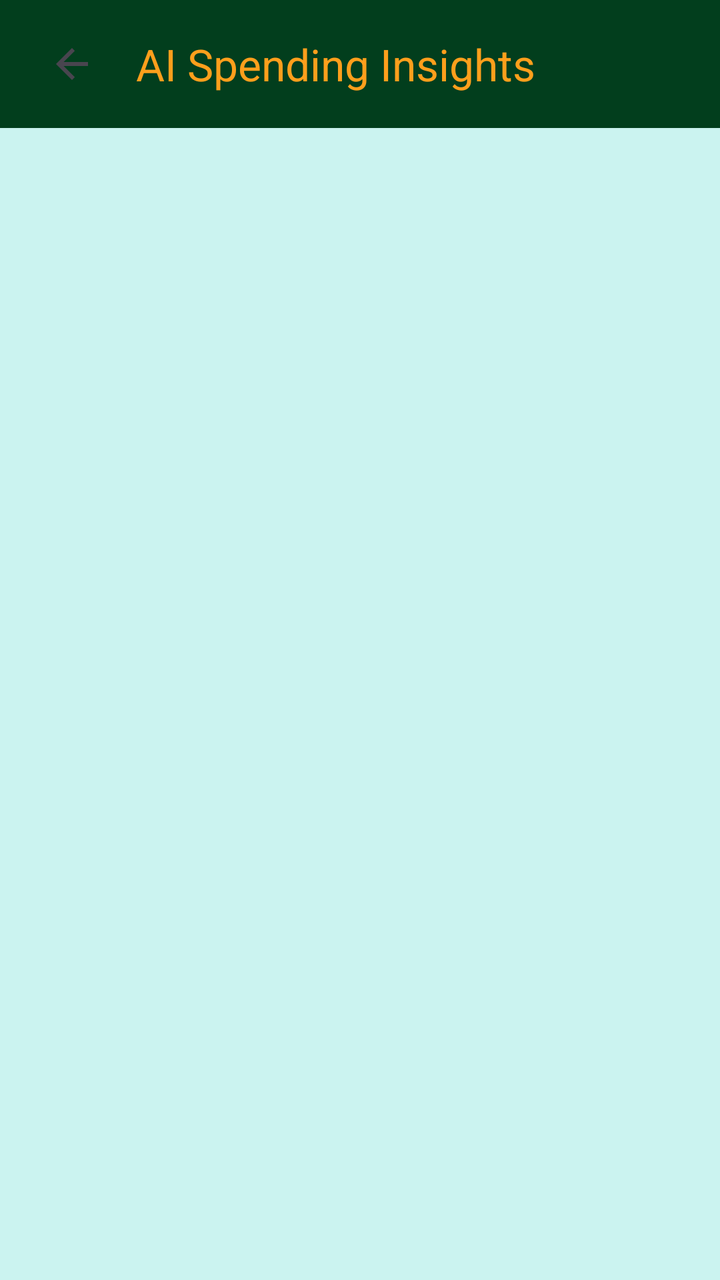
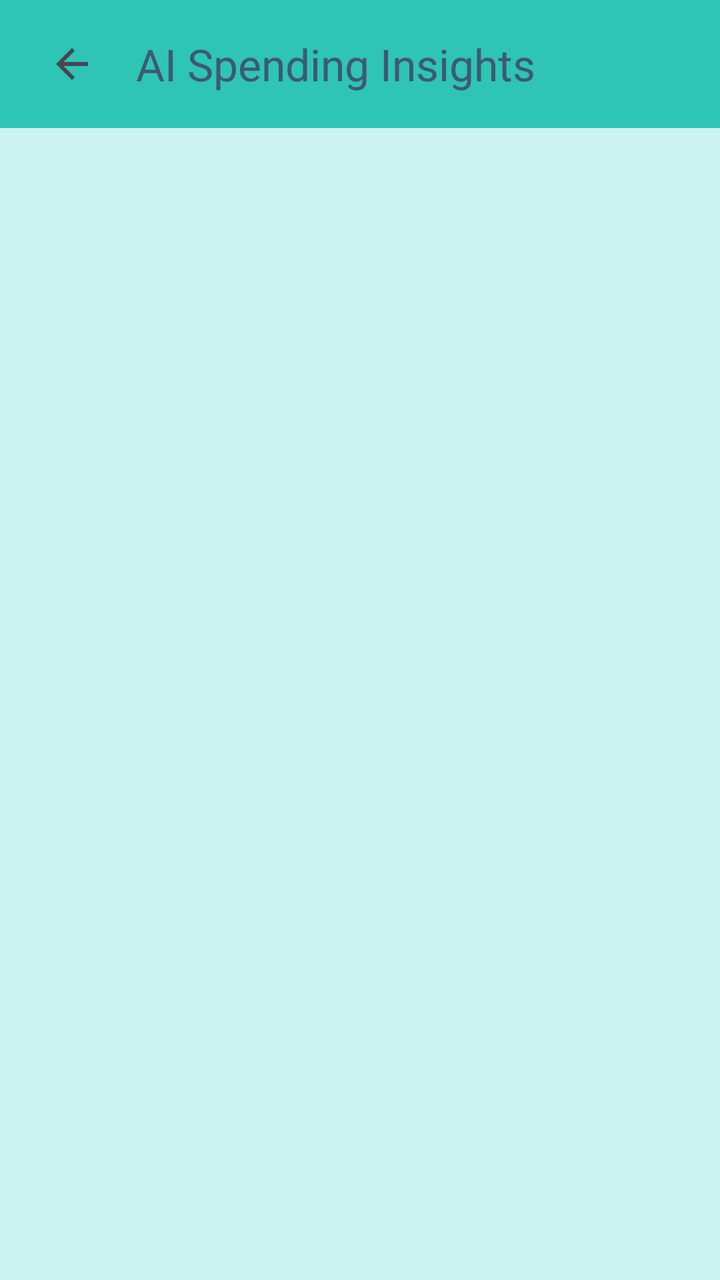

Before-and-after screenshots of an Android layout around one commit, followed by the original layout XML and the change that was made.
<!-- AndroidManifest.xml: activity theme Theme.Pulserds_PROG7313 -->
<!-- res/layout/activity_spending_insight.xml -->
<?xml version="1.0" encoding="utf-8"?>
<LinearLayout xmlns:android="http://schemas.android.com/apk/res/android"
    xmlns:app="http://schemas.android.com/apk/res-auto"
    android:layout_width="match_parent"
    android:layout_height="match_parent"
    android:orientation="vertical"
    android:background="@color/backgroundGreen">

    
    <androidx.appcompat.widget.Toolbar
        android:id="@+id/toolbar"
        android:layout_width="match_parent"
        android:layout_height="?attr/actionBarSize"
        android:background="@color/very_darkGreen"
        android:paddingHorizontal="8dp"
        app:navigationIcon="?attr/homeAsUpIndicator"
        app:navigationIconTint="@color/backgroundOrange"
        app:navigationContentDescription="Back to Analytics"
        app:title="AI Spending Insights"
        app:titleTextColor="@color/backgroundOrange" />

    
    <ProgressBar
        android:id="@+id/aiLoadingSpinner"
        style="?android:attr/progressBarStyleLarge"
        android:layout_width="wrap_content"
        android:layout_height="wrap_content"
        android:layout_gravity="center_horizontal"
        android:layout_marginTop="120dp"
        android:indeterminateTint="@color/very_darkGreen"
        android:visibility="gone" />

    
    <ScrollView
        android:id="@+id/insightScrollView"
        android:layout_width="match_parent"
        android:layout_height="0dp"
        android:layout_weight="1"
        android:visibility="gone">

        <LinearLayout
            android:layout_width="match_parent"
            android:layout_height="wrap_content"
            android:orientation="vertical"
            android:padding="16dp">

            
            <com.google.android.material.card.MaterialCardView
                android:layout_width="match_parent"
                android:layout_height="wrap_content"
                android:layout_marginBottom="12dp"
                app:cardBackgroundColor="@color/backgroundOrange"
                app:cardCornerRadius="16dp"
                app:cardElevation="4dp">

                <LinearLayout
                    android:layout_width="match_parent"
                    android:layout_height="wrap_content"
                    android:orientation="vertical"
                    android:padding="20dp">

                    <TextView
                        android:layout_width="wrap_content"
                        android:layout_height="wrap_content"
                        android:layout_marginBottom="8dp"
                        android:letterSpacing="0.08"
                        android:text="📊 OVERVIEW"
                        android:textColor="@color/very_darkGreen"
                        android:textSize="11sp"
                        android:textStyle="bold" />

                    <TextView
                        android:id="@+id/txtSummary"
                        android:layout_width="match_parent"
                        android:layout_height="wrap_content"
                        android:lineSpacingMultiplier="1.4"
                        android:textColor="@color/very_darkGreen"
                        android:textSize="15sp" />

                </LinearLayout>
            </com.google.android.material.card.MaterialCardView>

            
            <com.google.android.material.card.MaterialCardView
                android:layout_width="match_parent"
                android:layout_height="wrap_content"
                android:layout_marginBottom="12dp"
                app:cardBackgroundColor="@color/backgroundOrange"
                app:cardCornerRadius="16dp"
                app:cardElevation="4dp"
                app:strokeColor="#CC3333"
                app:strokeWidth="2dp">

                <LinearLayout
                    android:layout_width="match_parent"
                    android:layout_height="wrap_content"
                    android:orientation="vertical"
                    android:padding="20dp">

                    <TextView
                        android:layout_width="wrap_content"
                        android:layout_height="wrap_content"
                        android:layout_marginBottom="8dp"
                        android:letterSpacing="0.12"
                        android:text="⚠️ TOP RISK"
                        android:textColor="#CC3333"
                        android:textSize="11sp"
                        android:textStyle="bold" />

                    <TextView
                        android:id="@+id/txtTopRisk"
                        android:layout_width="match_parent"
                        android:layout_height="wrap_content"
                        android:lineSpacingMultiplier="1.4"
                        android:textColor="@color/very_darkGreen"
                        android:textSize="14sp" />

                </LinearLayout>
            </com.google.android.material.card.MaterialCardView>

            
            <com.google.android.material.card.MaterialCardView
                android:layout_width="match_parent"
                android:layout_height="wrap_content"
                android:layout_marginBottom="12dp"
                app:cardBackgroundColor="@color/backgroundOrange"
                app:cardCornerRadius="16dp"
                app:cardElevation="4dp">

                <LinearLayout
                    android:layout_width="match_parent"
                    android:layout_height="wrap_content"
                    android:orientation="vertical"
                    android:padding="20dp">

                    <TextView
                        android:layout_width="wrap_content"
                        android:layout_height="wrap_content"
                        android:layout_marginBottom="12dp"
                        android:letterSpacing="0.08"
                        android:text="🔴 OVERSPENDING WARNINGS"
                        android:textColor="@color/very_darkGreen"
                        android:textSize="11sp"
                        android:textStyle="bold" />

                    <TextView
                        android:id="@+id/txtWarnings"
                        android:layout_width="match_parent"
                        android:layout_height="wrap_content"
                        android:lineSpacingMultiplier="1.6"
                        android:textColor="@color/very_darkGreen"
                        android:textSize="14sp" />

                </LinearLayout>
            </com.google.android.material.card.MaterialCardView>

            
            <com.google.android.material.card.MaterialCardView
                android:layout_width="match_parent"
                android:layout_height="wrap_content"
                android:layout_marginBottom="12dp"
                app:cardBackgroundColor="@color/backgroundOrange"
                app:cardCornerRadius="16dp"
                app:cardElevation="4dp">

                <LinearLayout
                    android:layout_width="match_parent"
                    android:layout_height="wrap_content"
                    android:orientation="vertical"
                    android:padding="20dp">

                    <TextView
                        android:layout_width="wrap_content"
                        android:layout_height="wrap_content"
                        android:layout_marginBottom="12dp"
                        android:letterSpacing="0.08"
                        android:text="💡 BUDGET SUGGESTIONS"
                        android:textColor="@color/very_darkGreen"
                        android:textSize="11sp"
                        android:textStyle="bold" />

                    <TextView
                        android:id="@+id/txtSuggestions"
                        android:layout_width="match_parent"
                        android:layout_height="wrap_content"
                        android:lineSpacingMultiplier="1.6"
                        android:textColor="@color/very_darkGreen"
                        android:textSize="14sp" />

                </LinearLayout>
            </com.google.android.material.card.MaterialCardView>

            
            <com.google.android.material.card.MaterialCardView
                android:layout_width="match_parent"
                android:layout_height="wrap_content"
                android:layout_marginBottom="24dp"
                app:cardBackgroundColor="@color/very_darkGreen"
                app:cardCornerRadius="16dp"
                app:cardElevation="4dp">

                <LinearLayout
                    android:layout_width="match_parent"
                    android:layout_height="wrap_content"
                    android:orientation="vertical"
                    android:padding="20dp">

                    <TextView
                        android:layout_width="wrap_content"
                        android:layout_height="wrap_content"
                        android:layout_marginBottom="8dp"
                        android:letterSpacing="0.08"
                        android:text="🏦 SAVINGS GOAL ADVICE"
                        android:textColor="@color/darkerGreen"
                        android:textSize="11sp"
                        android:textStyle="bold" />

                    <TextView
                        android:id="@+id/txtSavingsAdvice"
                        android:layout_width="match_parent"
                        android:layout_height="wrap_content"
                        android:lineSpacingMultiplier="1.4"
                        android:textColor="@color/backgroundOrange"
                        android:textSize="14sp" />

                </LinearLayout>
            </com.google.android.material.card.MaterialCardView>

        </LinearLayout>
    </ScrollView>

</LinearLayout>
<!-- resources referenced by this layout -->
<resources>
  <color name="backgroundGreen">#CBF3F0</color>
  <color name="backgroundOrange">#FF9F1C</color>
  <color name="darkerGreen">#2EC4B6</color>
  <color name="very_darkGreen">#023E1D</color>
  <style name="Theme.Pulserds_PROG7313" parent="Base.Theme.Pulserds_PROG7313" />
  <style name="Base.Theme.Pulserds_PROG7313" parent="Theme.Material3.DayNight.NoActionBar">
          
          
      </style>
</resources>

<!-- the commit's change to res/layout/activity_spending_insight.xml (unified diff, before → after) -->
@@ -11,13 +11,13 @@
         android:id="@+id/toolbar"
         android:layout_width="match_parent"
         android:layout_height="?attr/actionBarSize"
-        android:background="@color/very_darkGreen"
+        android:background="@color/darkerGreen"
         android:paddingHorizontal="8dp"
         app:navigationIcon="?attr/homeAsUpIndicator"
         app:navigationIconTint="@color/backgroundOrange"
         app:navigationContentDescription="Back to Analytics"
         app:title="AI Spending Insights"
-        app:titleTextColor="@color/backgroundOrange" />
+        app:titleTextColor="@color/counterTextColor" />
 
     
     <ProgressBar
<!-- resource entries referenced after the edit -->
@@ -2,6 +2,7 @@
 <resources>
   <color name="backgroundGreen">#CBF3F0</color>
   <color name="backgroundOrange">#FF9F1C</color>
+  <color name="counterTextColor">#3D5A70</color>
   <color name="darkerGreen">#2EC4B6</color>
   <color name="very_darkGreen">#023E1D</color>
   <style name="Theme.Pulserds_PROG7313" parent="Base.Theme.Pulserds_PROG7313" />
